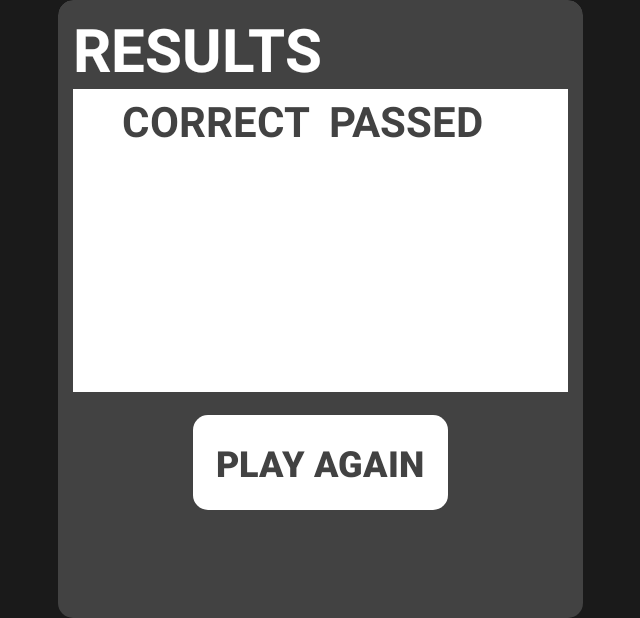
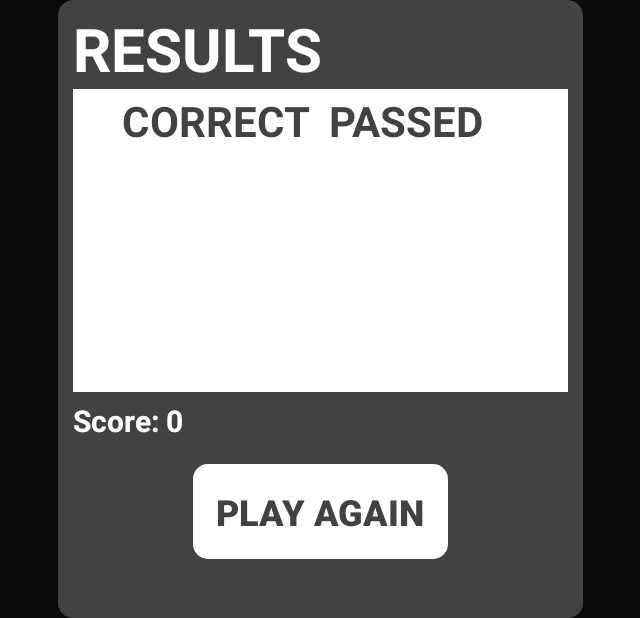
Before and after one commit to ivanvb/HeadsUp, an Android app: the fragment ResultsDialogFragment placed in its activity, on a phone screen of 824 x 412 dp (held sideways). Shown: the whole screen, without its empty margins (297-937 px from the left). Run offline under Robolectric (Android 15) with nearby library versions, the phone set to English and light mode, and no system bars; 6 statements that could not run were skipped.

Commit message:
Added score Text View on the Results fragment.

```diff
--- a/app/src/main/java/com/example/headsup/GameActivity.java
+++ b/app/src/main/java/com/example/headsup/GameActivity.java
@@ -58,7 +58,7 @@ public class GameActivity extends AppCompatActivity implements SensorEventListen
         updateTheme();
         setContentView(R.layout.activity_game);
         setGameTime();
-        millisecondsLeft = 2000;
+        //millisecondsLeft = 12000;
 
         correctWords = new ArrayList<>();
         incorrectWords = new ArrayList<>();
--- a/app/src/main/java/com/example/headsup/ResultsDialogFragment.java
+++ b/app/src/main/java/com/example/headsup/ResultsDialogFragment.java
@@ -56,6 +56,7 @@ public class ResultsDialogFragment extends DialogFragment implements View.OnClic
         Button btn = view.findViewById(R.id.btnPlayAgain);
         btn.setOnClickListener(this);
 
+        setScore();
         publishResults();
 
     }
@@ -94,6 +95,12 @@ public class ResultsDialogFragment extends DialogFragment implements View.OnClic
         tvIncorrect.setText(incorrect);
     }
 
+    private void setScore()
+    {
+        TextView scoreTv = getView().findViewById(R.id.score);
+        scoreTv.setText("Score: " + fragCorrectWords.size());
+    }
+
     @Override
     public void onDismiss(DialogInterface dialog) {
         super.onDismiss(dialog);
--- a/app/src/main/res/layout/results_dialog_fragment.xml
+++ b/app/src/main/res/layout/results_dialog_fragment.xml
@@ -114,6 +114,16 @@
 
             </ScrollView>
 
+            <TextView
+                android:id="@+id/score"
+                android:layout_marginTop="5dp"
+                android:textColor="?attr/textColor"
+                android:layout_width="wrap_content"
+                android:textSize="20sp"
+                android:textStyle="bold"
+                android:layout_height="wrap_content"
+                android:layout_below="@+id/scrollView"/>
+
             <Button
                 android:id="@+id/btnPlayAgain"
                 android:layout_width="wrap_content"
@@ -126,7 +136,7 @@
                 android:textSize="24sp"
                 android:text="PLAY AGAIN"
                 android:padding="15dp"
-                android:layout_below="@+id/scrollView"/>
+                android:layout_below="@+id/score"/>
 
 
         </RelativeLayout>
```
